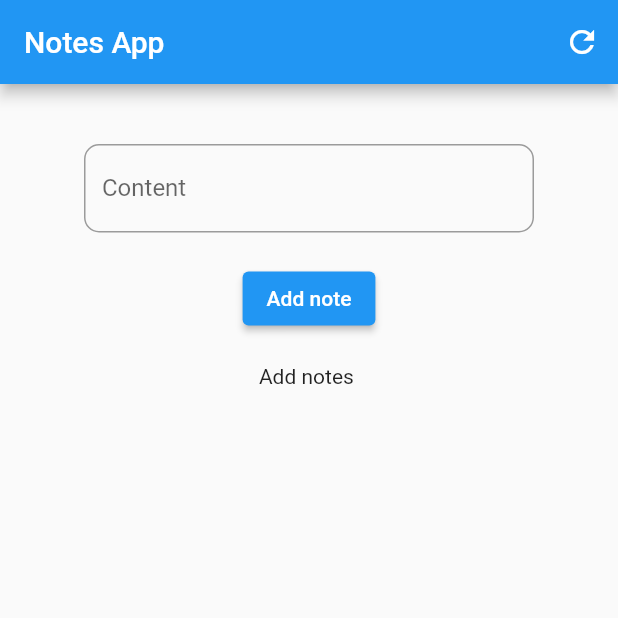
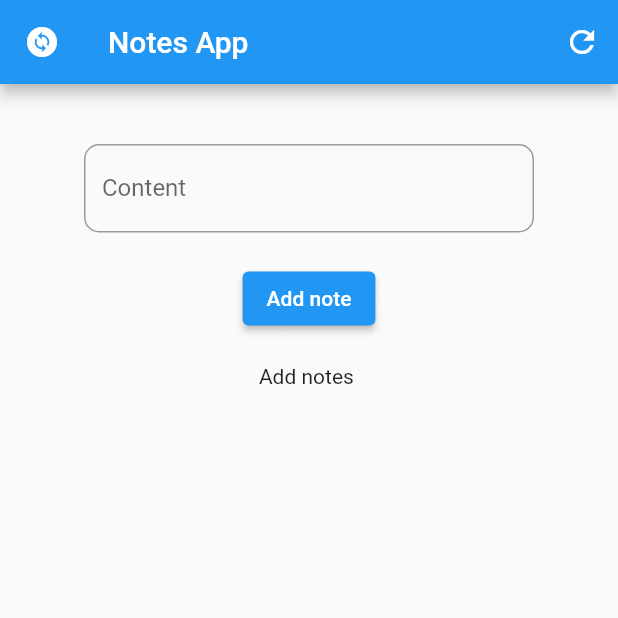
Before and after one commit to koki-to/todo-riverpod, a Flutter app: the screen it shows after launch, on a phone screen of 412 x 824 dp, the top half of it. Run offline on Flutter 3.47's test engine with Material 2 defaults, Android fonts, the phone set to English and light mode, and no system bars; our stand-ins replace flutter_riverpod, freezed_annotation, shared_preferences.

Commit message:
feat: themeMode切り替え機能の実装

```diff
--- a/lib/features/todo/presentation/todo_list_page.dart
+++ b/lib/features/todo/presentation/todo_list_page.dart
@@ -2,6 +2,7 @@ import 'dart:math';
 
 import 'package:flutter/material.dart';
 import 'package:flutter_riverpod/flutter_riverpod.dart';
+import 'package:todo_riverpod/configs/theme_selector_provider.dart';
 import 'package:todo_riverpod/features/todo/application/todo_service.dart';
 import 'package:todo_riverpod/features/todo/data/todo.dart';
 
@@ -13,6 +14,10 @@ class TodoListPage extends ConsumerWidget {
     // ref.watchで、初期値が空のリストを呼び出して、監視する。
     final todoList = ref.watch(todoProvider);
 
+    final themeSelector = ref.watch(themeSelectorProvider.notifier);
+
+    final currentTheme = ref.watch(themeSelectorProvider);
+
     final bodyController = TextEditingController();
 
     // ランダムな数値を作り出す変数
@@ -23,6 +28,16 @@ class TodoListPage extends ConsumerWidget {
     return Scaffold(
       appBar: AppBar(
         title: const Text('Notes App'),
+        leading: IconButton(
+          icon: const Icon(Icons.change_circle),
+          onPressed: () {
+            if (currentTheme == ThemeMode.light) {
+              themeSelector.changeAndSave(ThemeMode.dark);
+            } else {
+              themeSelector.changeAndSave(ThemeMode.light);
+            }
+          },
+        ),
         actions: [
           IconButton(
             icon: const Icon(Icons.refresh),
```
